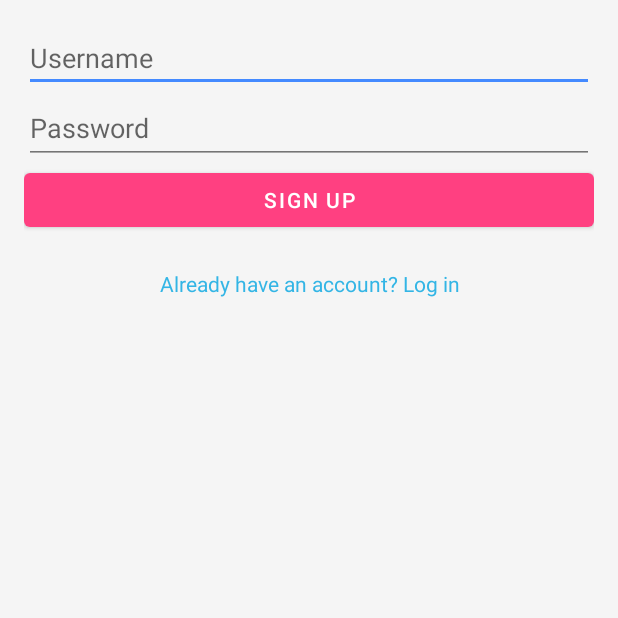
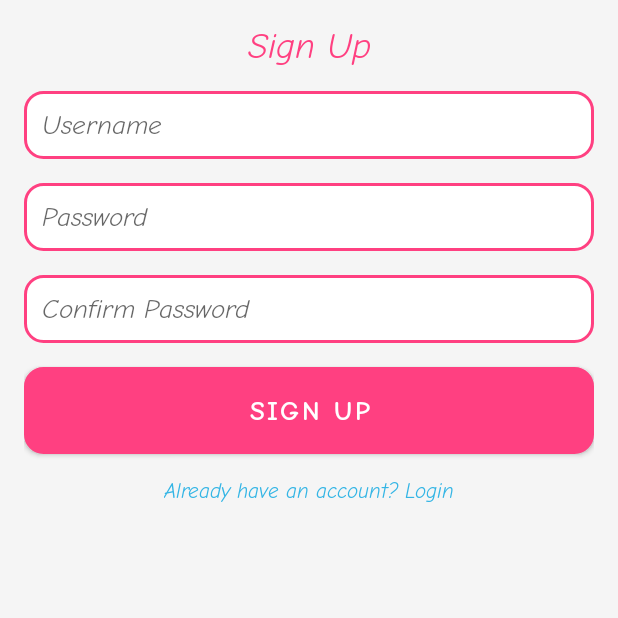
Before and after one commit to CS5520Summer2024Feinberg/final-project-finalproject-group7, an Android app: the SignUpActivity screen opened directly, with no data from a screen before it, on a phone screen of 412 x 824 dp, the top half of it. Run offline under Robolectric (Android 15) with nearby library versions, the light colour scheme and no system bars; our stand-ins replace Firebase (no records; nobody signed in at launch, a user with empty details on screens opened directly).

Commit message:
reset the design of UI(signup and login)

```diff
--- /dev/null
+++ b/app/src/main/res/drawable/edit_text_background.xml
@@ -0,0 +1,6 @@
+<!-- res/drawable/edit_text_background.xml -->
+<shape xmlns:android="http://schemas.android.com/apk/res/android">
+    <solid android:color="@android:color/white"/>
+    <corners android:radius="12dp"/>
+    <stroke android:width="2dp" android:color="@color/primaryColor"/>
+</shape>
--- a/app/src/main/res/layout/activity_sign_up.xml
+++ b/app/src/main/res/layout/activity_sign_up.xml
@@ -1,39 +1,100 @@
 <?xml version="1.0" encoding="utf-8"?>
-<LinearLayout xmlns:android="http://schemas.android.com/apk/res/android"
+<androidx.constraintlayout.widget.ConstraintLayout xmlns:android="http://schemas.android.com/apk/res/android"
+    xmlns:app="http://schemas.android.com/apk/res-auto"
     xmlns:tools="http://schemas.android.com/tools"
     android:layout_width="match_parent"
     android:layout_height="match_parent"
-    android:orientation="vertical"
-    android:padding="16dp">
+    android:padding="16dp"
+    tools:context=".SignUpActivity"
+    android:background="@color/backgroundColor">
 
+    <!-- Title TextView -->
+    <TextView
+        android:id="@+id/signUpTitle"
+        android:layout_width="wrap_content"
+        android:layout_height="wrap_content"
+        android:text="Sign Up"
+        android:textSize="24sp"
+        android:textColor="@color/primaryColor"
+        android:fontFamily="@font/comicneue_italic"
+        app:layout_constraintTop_toTopOf="parent"
+        app:layout_constraintStart_toStartOf="parent"
+        app:layout_constraintEnd_toEndOf="parent"
+        android:layout_marginBottom="32dp" />
+
+    <!-- Username EditText -->
     <EditText
         android:id="@+id/usernameEditText"
-        android:layout_width="match_parent"
+        android:layout_width="0dp"
         android:layout_height="wrap_content"
         android:hint="Username"
-        tools:ignore="TouchTargetSizeCheck" />
+        android:padding="12dp"
+        android:background="@drawable/edit_text_background"
+        android:fontFamily="@font/comicneue_italic"
+        app:layout_constraintTop_toBottomOf="@+id/signUpTitle"
+        app:layout_constraintStart_toStartOf="parent"
+        app:layout_constraintEnd_toEndOf="parent"
+        android:layout_marginTop="16dp"
+        android:layout_marginBottom="16dp" />
 
+    <!-- Password EditText -->
     <EditText
         android:id="@+id/passwordEditText"
-        android:layout_width="match_parent"
+        android:layout_width="0dp"
         android:layout_height="wrap_content"
         android:hint="Password"
         android:inputType="textPassword"
-        android:minHeight="48dp" />
+        android:padding="12dp"
+        android:background="@drawable/edit_text_background"
+        android:fontFamily="@font/comicneue_italic"
+        app:layout_constraintTop_toBottomOf="@+id/usernameEditText"
+        app:layout_constraintStart_toStartOf="parent"
+        app:layout_constraintEnd_toEndOf="parent"
+        android:layout_marginTop="16dp"
+        android:layout_marginBottom="16dp" />
 
+    <!-- Confirm Password EditText -->
+    <EditText
+        android:id="@+id/confirmPasswordEditText"
+        android:layout_width="0dp"
+        android:layout_height="wrap_content"
+        android:hint="Confirm Password"
+        android:inputType="textPassword"
+        android:padding="12dp"
+        android:background="@drawable/edit_text_background"
+        android:fontFamily="@font/comicneue_italic"
+        app:layout_constraintTop_toBottomOf="@+id/passwordEditText"
+        app:layout_constraintStart_toStartOf="parent"
+        app:layout_constraintEnd_toEndOf="parent"
+        android:layout_marginTop="16dp"
+        android:layout_marginBottom="32dp" />
+
+    <!-- Sign Up Button -->
     <Button
         android:id="@+id/signUpButton"
-        android:layout_width="match_parent"
+        android:layout_width="0dp"
         android:layout_height="wrap_content"
-        android:text="Sign Up" />
+        android:text="Sign Up"
+        style="@style/GameButtonStyle"
+        app:layout_constraintTop_toBottomOf="@+id/confirmPasswordEditText"
+        app:layout_constraintStart_toStartOf="parent"
+        app:layout_constraintEnd_toEndOf="parent"
+        android:layout_marginTop="16dp"
+        android:layout_marginBottom="32dp" />
 
+    <!-- Back to Login TextView -->
     <TextView
-        android:layout_width="match_parent"
+        android:id="@+id/backToLoginText"
+        android:layout_width="wrap_content"
         android:layout_height="wrap_content"
         android:gravity="center"
-        android:minHeight="48dp"
-        android:onClick="onLoginLinkClicked"
-        android:paddingTop="16dp"
-        android:text="Already have an account? Log in"
-        android:textColor="@android:color/holo_blue_light" />
-</LinearLayout>
+        android:onClick="onBackToLoginClicked"
+        android:text="Already have an account? Login"
+        android:textColor="@android:color/holo_blue_light"
+        android:fontFamily="@font/comicneue_italic"
+        app:layout_constraintTop_toBottomOf="@+id/signUpButton"
+        app:layout_constraintStart_toStartOf="parent"
+        app:layout_constraintEnd_toEndOf="parent"
+        android:layout_marginTop="16dp" />
+
+</androidx.constraintlayout.widget.ConstraintLayout>
--- a/app/src/main/res/values/styles.xml
+++ b/app/src/main/res/values/styles.xml
@@ -1,5 +1,10 @@
 <!-- res/values/styles.xml -->
 <resources>
+    <style name="GameTextStyle" parent="TextAppearance.MaterialComponents.Body1">
+        <item name="fontFamily">@font/comicneue_italic</item>
+        <item name="android:textColor">#212121</item>
+    </style>
+
     <style name="GameButtonStyle" parent="Widget.MaterialComponents.Button">
         <item name="android:background">@drawable/custom_button</item> <!-- 使用自定义背景 -->
         <item name="android:textColor">@color/buttonTextColor</item> <!-- 按钮文字颜色 -->
```
Also changed, not shown: app/src/main/res/layout/activity_login.xml (+60 -14 lines).
